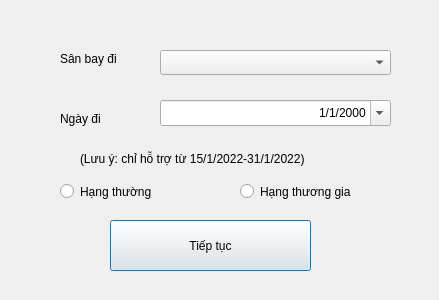
This is airline-gui/SearchForStrAndDepartureDate.ui in nothign-us/Beta as Qt 5 draws it before an edit. The edited form follows.
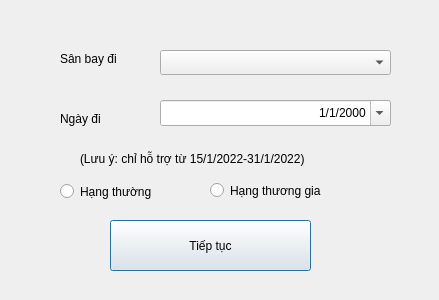
This is the edited form.

```diff
--- a/airline-gui/SearchForStrAndDepartureDate.ui
+++ b/airline-gui/SearchForStrAndDepartureDate.ui
@@ -107,10 +107,10 @@
   <widget class="QRadioButton" name="skyboss">
    <property name="geometry">
     <rect>
-     <x>240</x>
+     <x>210</x>
      <y>180</y>
-     <width>151</width>
-     <height>23</height>
+     <width>181</width>
+     <height>21</height>
     </rect>
    </property>
    <property name="text">
```
